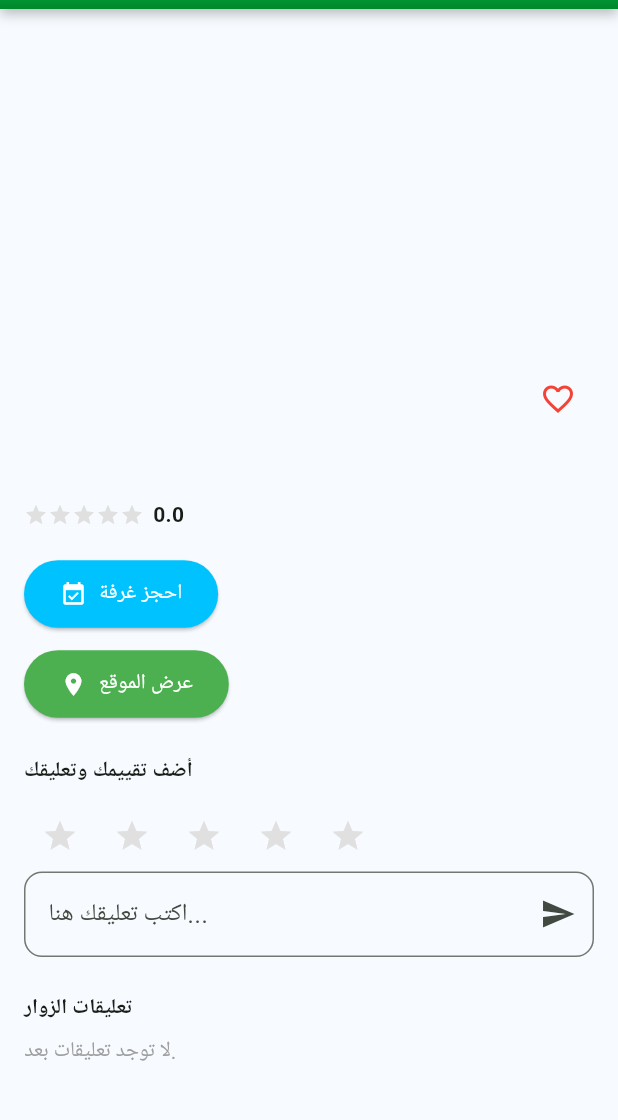
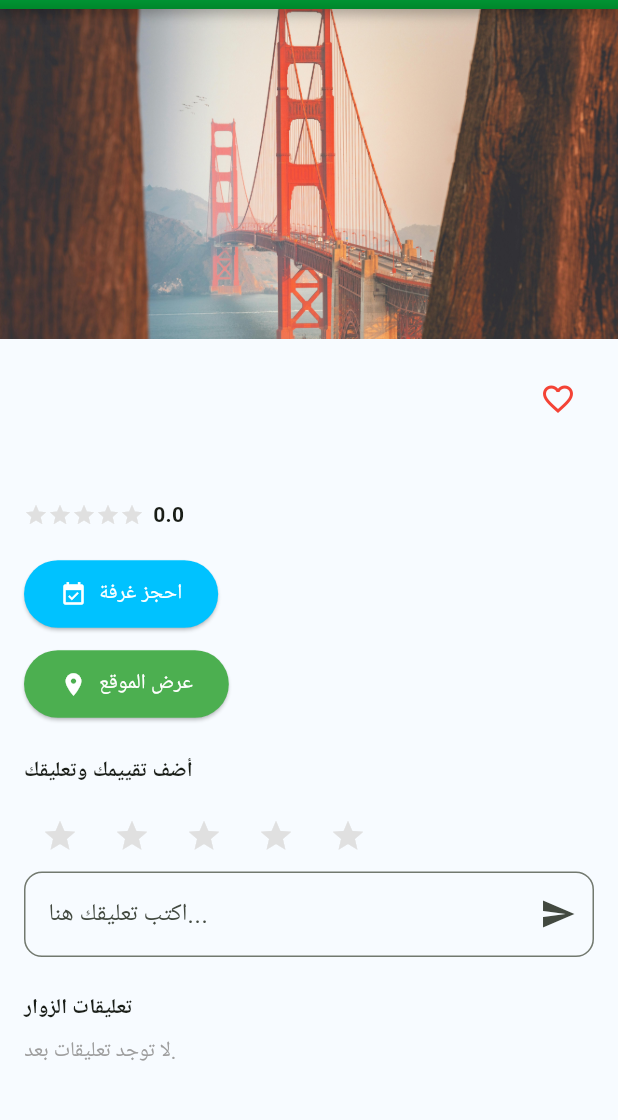
Before and after one commit to abdullahhamod01-bot/syrtrip1, a Flutter app: the DetailView screen opened directly with empty values, on a phone screen of 412 x 824 dp, the part 81-1201 px from its top. Run offline on Flutter 3.47's test engine with Material 3 defaults, Android fonts, the light colour scheme and no system bars; our stand-ins replace flutter_map, latlong2, lottie, permission_handler, shared_preferences, sqflite; accounts and stored records are empty; network calls fail; Roboto replaces fonts that are missing (Cairo).

Commit message:
اضافة اكثر من صورة في شاشة التفاصيل

```diff
--- a/front/lib/views/detail_view.dart
+++ b/front/lib/views/detail_view.dart
@@ -39,6 +39,19 @@ class DetailArguments {
 
 class DetailView extends StatefulWidget {
   static const routeName = '/details';
+
+  static bool isRemoteImage(String path) {
+    final trimmed = path.trim();
+    return trimmed.startsWith('http://') || trimmed.startsWith('https://');
+  }
+
+  static ImageProvider resolveImageProvider(String path) {
+    if (isRemoteImage(path)) {
+      return NetworkImage(path);
+    }
+    return AssetImage(path);
+  }
+
   const DetailView({super.key});
 
   @override
@@ -112,6 +125,25 @@ class _DetailViewState extends State<DetailView> {
     }
   }
 
+  void _goToImage(int index) {
+    if (index < 0 || index >= _safeImages.length) return;
+    setState(() => currentImageIndex = index);
+    _pageController.animateToPage(
+      index,
+      duration: const Duration(milliseconds: 300),
+      curve: Curves.easeInOut,
+    );
+  }
+
+  List<String> get _safeImages {
+    final input =
+        ModalRoute.of(context)?.settings.arguments as DetailArguments?;
+    if (input == null || input.images.isEmpty) {
+      return const ['assets/images/bridge.WebP'];
+    }
+    return input.images.where((image) => image.trim().isNotEmpty).toList();
+  }
+
   @override
   Widget build(BuildContext context) {
     final args = ModalRoute.of(context)!.settings.arguments as DetailArguments;
@@ -130,16 +162,35 @@ class _DetailViewState extends State<DetailView> {
                 children: [
                   PageView.builder(
                     controller: _pageController,
-                    itemCount: args.images.length,
+                    itemCount: _safeImages.length,
                     onPageChanged: (index) =>
                         setState(() => currentImageIndex = index),
-                    itemBuilder: (context, index) => Image.asset(
-                      args.images[index],
-                      width: double.infinity,
-                      fit: BoxFit.cover,
-                    ),
+                    itemBuilder: (context, index) {
+                      final imagePath = _safeImages[index];
+                      final imageProvider = DetailView.resolveImageProvider(
+                        imagePath,
+                      );
+
+                      return Image(
+                        image: imageProvider,
+                        width: double.infinity,
+                        fit: BoxFit.cover,
+                        errorBuilder: (context, error, stackTrace) {
+                          return Container(
+                            color: Colors.grey.shade200,
+                            child: const Center(
+                              child: Icon(
+                                Icons.image_not_supported_outlined,
+                                size: 52,
+                                color: Colors.grey,
+                              ),
+                            ),
+                          );
+                        },
+                      );
+                    },
                   ),
-                  if (args.images.length > 1) ...[
+                  if (_safeImages.length > 1) ...[
                     Positioned(
                       left: 8,
                       top: 90,
@@ -149,14 +200,7 @@ class _DetailViewState extends State<DetailView> {
                           color: Colors.white,
                         ),
                         onPressed: currentImageIndex > 0
-                            ? () {
-                                currentImageIndex--;
-                                _pageController.animateToPage(
-                                  currentImageIndex,
-                                  duration: const Duration(milliseconds: 300),
-                                  curve: Curves.easeInOut,
-                                );
-                              }
+                            ? () => _goToImage(currentImageIndex - 1)
                             : null,
                       ),
                     ),
@@ -168,16 +212,32 @@ class _DetailViewState extends State<DetailView> {
                           Icons.arrow_forward_ios,
                           color: Colors.white,
                         ),
-                        onPressed: currentImageIndex < args.images.length - 1
-                            ? () {
-                                currentImageIndex++;
-                                _pageController.animateToPage(
-                                  currentImageIndex,
-                                  duration: const Duration(milliseconds: 300),
-                                  curve: Curves.easeInOut,
-                                );
-                              }
+                        onPressed: currentImageIndex < _safeImages.length - 1
+                            ? () => _goToImage(currentImageIndex + 1)
                             : null,
+                      ),
+                    ),
+                    Positioned(
+                      bottom: 8,
+                      right: 0,
+                      left: 0,
+                      child: Row(
+                        mainAxisAlignment: MainAxisAlignment.center,
+                        children: List.generate(
+                          _safeImages.length,
+                          (index) => AnimatedContainer(
+                            duration: const Duration(milliseconds: 250),
+                            margin: const EdgeInsets.symmetric(horizontal: 4),
+                            width: currentImageIndex == index ? 12 : 8,
+                            height: 8,
+                            decoration: BoxDecoration(
+                              color: currentImageIndex == index
+                                  ? Colors.white
+                                  : Colors.white.withOpacity(0.5),
+                              borderRadius: BorderRadius.circular(20),
+                            ),
+                          ),
+                        ),
                       ),
                     ),
                   ],
```
Also changed, not shown: 1 other file.
